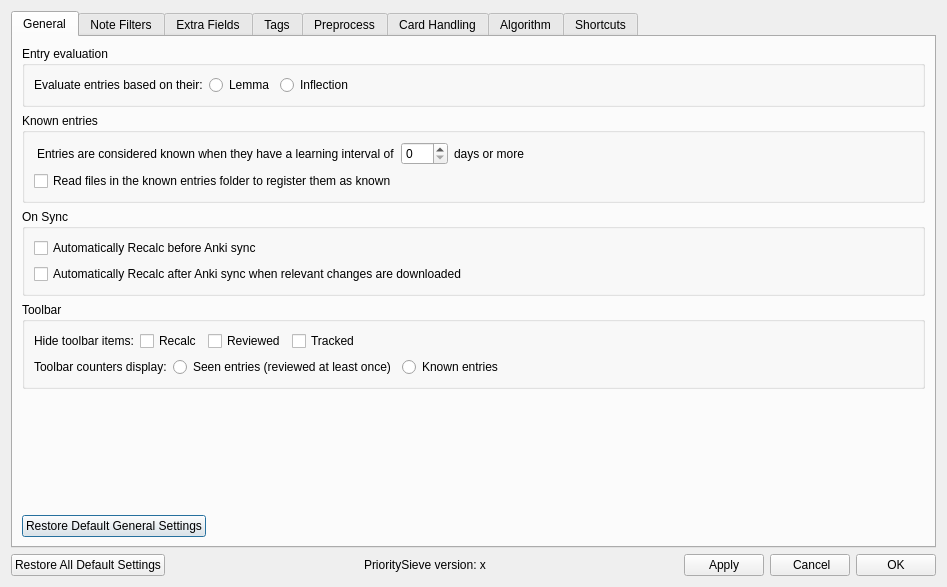
Old version of the form prioritysieve/ui/settings_dialog.ui in the repository travv0/prioritysieve.
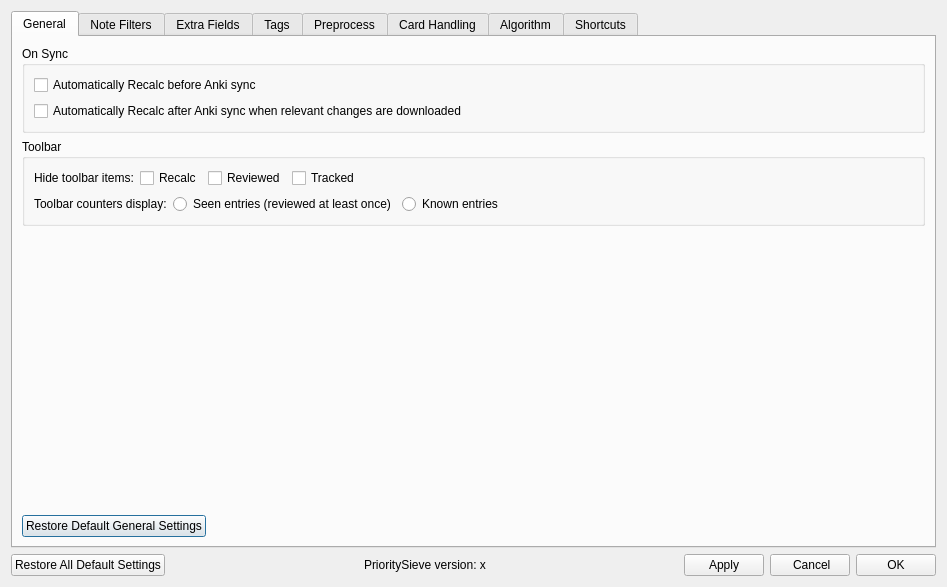
New version of the form.

Commit message: Remove legacy morph controls from settings UI

What changed in the file:
```diff
--- a/prioritysieve/ui/settings_dialog.ui
+++ b/prioritysieve/ui/settings_dialog.ui
@@ -40,122 +40,6 @@
          <string>General</string>
         </attribute>
         <layout class="QVBoxLayout" name="verticalLayout_21">
-         <item>
-          <widget class="QGroupBox" name="groupBox_4">
-           <property name="title">
-            <string>Entry evaluation</string></property>
-           <layout class="QHBoxLayout" name="horizontalLayout_31">
-            <item>
-             <widget class="QLabel" name="label_35">
-              <property name="font">
-               <font>
-                <bold>false</bold>
-               </font>
-              </property>
-              <property name="text">
-               <string>Evaluate entries based on their:</string></property>
-             </widget>
-            </item>
-            <item>
-             <layout class="QHBoxLayout" name="horizontalLayout_20">
-              <item>
-               <widget class="QRadioButton" name="priorityLemmaRadioButton">
-                <property name="text">
-                 <string>Lemma</string>
-                </property>
-                <attribute name="buttonGroup">
-                 <string notr="true">buttonGroup</string>
-                </attribute>
-               </widget>
-              </item>
-              <item>
-               <widget class="QRadioButton" name="priorityInflectionRadioButton">
-                <property name="text">
-                 <string>Inflection</string>
-                </property>
-                <attribute name="buttonGroup">
-                 <string notr="true">buttonGroup</string>
-                </attribute>
-               </widget>
-              </item>
-              <item>
-               <spacer name="horizontalSpacer_20">
-                <property name="orientation">
-                 <enum>Qt::Horizontal</enum>
-                </property>
-                <property name="sizeHint" stdset="0">
-                 <size>
-                  <width>40</width>
-                  <height>20</height>
-                 </size>
-                </property>
-               </spacer>
-              </item>
-             </layout>
-            </item>
-           </layout>
-          </widget>
-         </item>
-         <item>
-          <widget class="QGroupBox" name="groupBox_3">
-           <property name="title">
-            <string>Known entries</string></property>
-           <layout class="QVBoxLayout" name="verticalLayout_17">
-            <item>
-             <layout class="QHBoxLayout" name="horizontalLayout_6">
-              <property name="leftMargin">
-               <number>3</number>
-              </property>
-              <property name="topMargin">
-               <number>0</number>
-              </property>
-              <property name="bottomMargin">
-               <number>0</number>
-              </property>
-              <item>
-               <widget class="QLabel" name="label_16">
-                <property name="text">
-                 <string>Entries are considered known when they have a learning interval of</string></property>
-               </widget>
-              </item>
-              <item>
-               <widget class="QSpinBox" name="recalcIntervalSpinBox">
-                <property name="maximum">
-                 <number>999</number>
-                </property>
-               </widget>
-              </item>
-              <item>
-               <widget class="QLabel" name="label_17">
-                <property name="text">
-                 <string>days or more</string>
-                </property>
-               </widget>
-              </item>
-              <item>
-               <spacer name="horizontalSpacer_13">
-                <property name="orientation">
-                 <enum>Qt::Horizontal</enum>
-                </property>
-                <property name="sizeHint" stdset="0">
-                 <size>
-                  <width>40</width>
-                  <height>20</height>
-                 </size>
-                </property>
-               </spacer>
-              </item>
-             </layout>
-            </item>
-            <item>
-             <widget class="QCheckBox" name="recalcReadKnownMorphsFolderCheckBox">
-              <property name="text">
-               <string>Read files in the known entries folder to register them as known</string></property>
-             </widget>
-            </item>
-           </layout>
-          </widget>
-         </item>
          <item>
           <widget class="QGroupBox" name="groupBox_2">
            <property name="title">
```
Left out of the diff: 1 changed line with no effect on the pictures. The commit also changes 2 other files.
